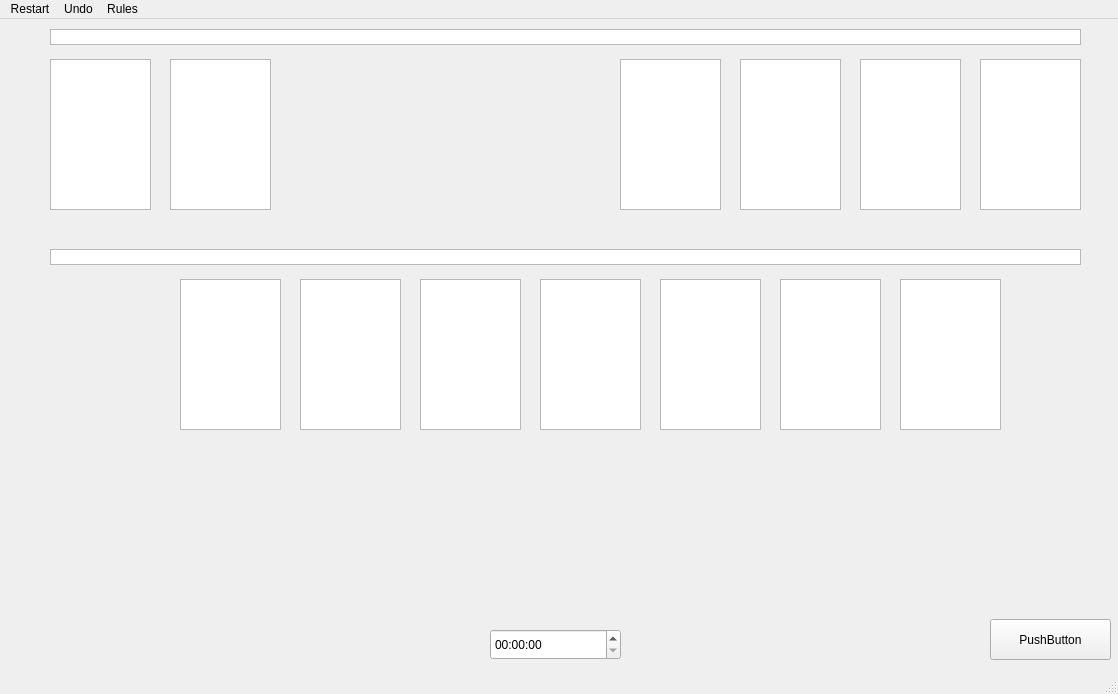
Old version of the form Solitaire.ui in the repository Sergio1308/Solitaire-Classic-PyQt.
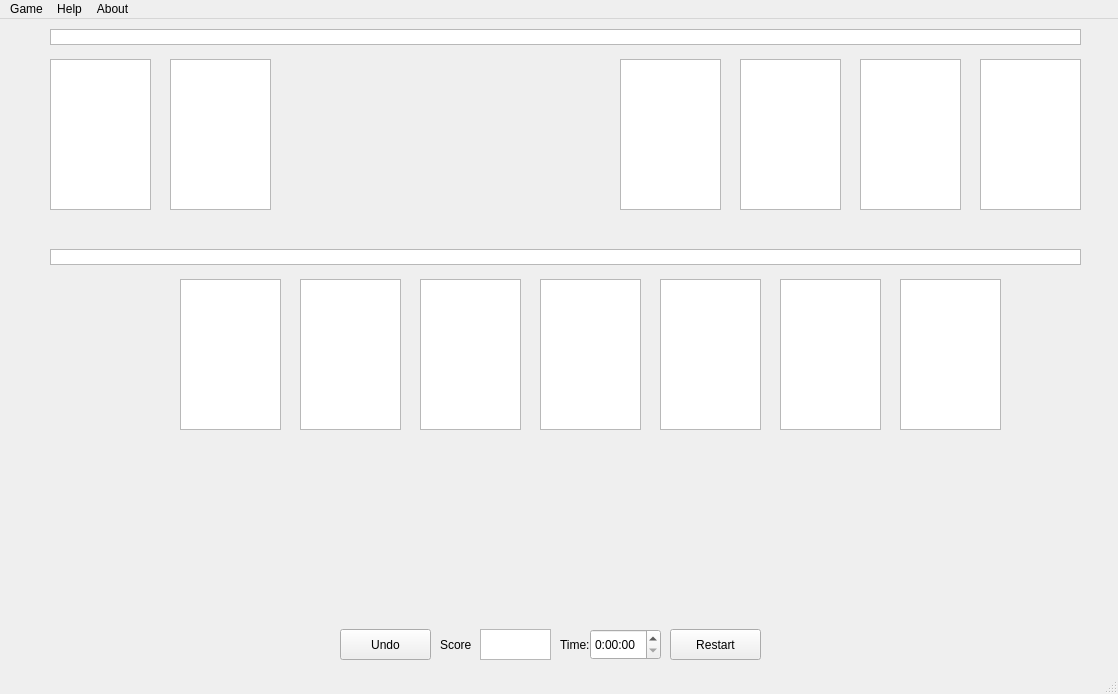
New version of the form.

The edit to the form file:
```diff
--- a/Solitaire.ui
+++ b/Solitaire.ui
@@ -170,24 +170,146 @@
    <widget class="QTimeEdit" name="timeEdit">
     <property name="geometry">
      <rect>
-      <x>490</x>
+      <x>590</x>
       <y>610</y>
-      <width>131</width>
+      <width>71</width>
       <height>31</height>
      </rect>
     </property>
+    <property name="mouseTracking">
+     <bool>false</bool>
+    </property>
+    <property name="tabletTracking">
+     <bool>false</bool>
+    </property>
+    <property name="toolTip">
+     <string>&lt;html&gt;&lt;head/&gt;&lt;body&gt;&lt;p align=&quot;center&quot;&gt;Time:&lt;/p&gt;&lt;/body&gt;&lt;/html&gt;</string>
+    </property>
+    <property name="autoFillBackground">
+     <bool>false</bool>
+    </property>
+    <property name="wrapping">
+     <bool>false</bool>
+    </property>
+    <property name="alignment">
+     <set>Qt::AlignLeading|Qt::AlignLeft|Qt::AlignVCenter</set>
+    </property>
+    <property name="buttonSymbols">
+     <enum>QAbstractSpinBox::UpDownArrows</enum>
+    </property>
+    <property name="specialValueText">
+     <string/>
+    </property>
+    <property name="accelerated">
+     <bool>false</bool>
+    </property>
+    <property name="correctionMode">
+     <enum>QAbstractSpinBox::CorrectToNearestValue</enum>
+    </property>
+    <property name="showGroupSeparator" stdset="0">
+     <bool>false</bool>
+    </property>
+    <property name="maximumDate">
+     <date>
+      <year>2000</year>
+      <month>1</month>
+      <day>1</day>
+     </date>
+    </property>
+    <property name="minimumDate">
+     <date>
+      <year>2000</year>
+      <month>1</month>
+      <day>1</day>
+     </date>
+    </property>
+    <property name="displayFormat">
+     <string>H:mm:ss</string>
+    </property>
+    <property name="timeSpec">
+     <enum>Qt::TimeZone</enum>
+    </property>
+    <property name="time">
+     <time>
+      <hour>0</hour>
+      <minute>0</minute>
+      <second>0</second>
+     </time>
+    </property>
    </widget>
    <widget class="QPushButton" name="pushButton">
     <property name="geometry">
      <rect>
-      <x>990</x>
-      <y>600</y>
-      <width>121</width>
-      <height>41</height>
+      <x>340</x>
+      <y>610</y>
+      <width>91</width>
+      <height>31</height>
      </rect>
     </property>
     <property name="text">
-     <string>PushButton</string>
+     <string>Undo</string>
+    </property>
+   </widget>
+   <widget class="QPushButton" name="pushButton_2">
+    <property name="geometry">
+     <rect>
+      <x>670</x>
+      <y>610</y>
+      <width>91</width>
+      <height>31</height>
+     </rect>
+    </property>
+    <property name="text">
+     <string>Restart</string>
+    </property>
+   </widget>
+   <widget class="QTextBrowser" name="textBrowser">
+    <property name="geometry">
+     <rect>
+      <x>480</x>
+      <y>610</y>
+      <width>71</width>
+      <height>31</height>
+     </rect>
+    </property>
+    <property name="verticalScrollBarPolicy">
+     <enum>Qt::ScrollBarAlwaysOff</enum>
+    </property>
+    <property name="horizontalScrollBarPolicy">
+     <enum>Qt::ScrollBarAsNeeded</enum>
+    </property>
+    <property name="html">
+     <string>&lt;!DOCTYPE HTML PUBLIC &quot;-//W3C//DTD HTML 4.0//EN&quot; &quot;http://www.w3.org/TR/REC-html40/strict.dtd&quot;&gt;
+&lt;html&gt;&lt;head&gt;&lt;meta name=&quot;qrichtext&quot; content=&quot;1&quot; /&gt;&lt;style type=&quot;text/css&quot;&gt;
+p, li { white-space: pre-wrap; }
+&lt;/style&gt;&lt;/head&gt;&lt;body style=&quot; font-family:'MS Shell Dlg 2'; font-size:8.25pt; font-weight:400; font-style:normal;&quot;&gt;
+&lt;p style=&quot;-qt-paragraph-type:empty; margin-top:0px; margin-bottom:0px; margin-left:0px; margin-right:0px; -qt-block-indent:0; text-indent:0px;&quot;&gt;&lt;br /&gt;&lt;/p&gt;&lt;/body&gt;&lt;/html&gt;</string>
+    </property>
+   </widget>
+   <widget class="QLabel" name="label">
+    <property name="geometry">
+     <rect>
+      <x>440</x>
+      <y>610</y>
+      <width>31</width>
+      <height>31</height>
+     </rect>
+    </property>
+    <property name="text">
+     <string>Score:</string>
+    </property>
+   </widget>
+   <widget class="QLabel" name="label_2">
+    <property name="geometry">
+     <rect>
+      <x>560</x>
+      <y>610</y>
+      <width>31</width>
+      <height>31</height>
+     </rect>
+    </property>
+    <property name="text">
+     <string>Time:</string>
     </property>
    </widget>
    <zorder>graphicsView</zorder>
@@ -219,17 +341,17 @@
    </property>
    <widget class="QMenu" name="menuRestart">
     <property name="title">
-     <string>Restart</string>
+     <string>Game</string>
     </property>
    </widget>
    <widget class="QMenu" name="menuUndo">
     <property name="title">
-     <string>Undo</string>
+     <string>Help</string>
     </property>
    </widget>
    <widget class="QMenu" name="menuRules">
     <property name="title">
-     <string>Rules</string>
+     <string>About</string>
     </property>
    </widget>
    <addaction name="menuRestart"/>
```
Left out of the diff: 28 changed lines with no effect on the pictures.
